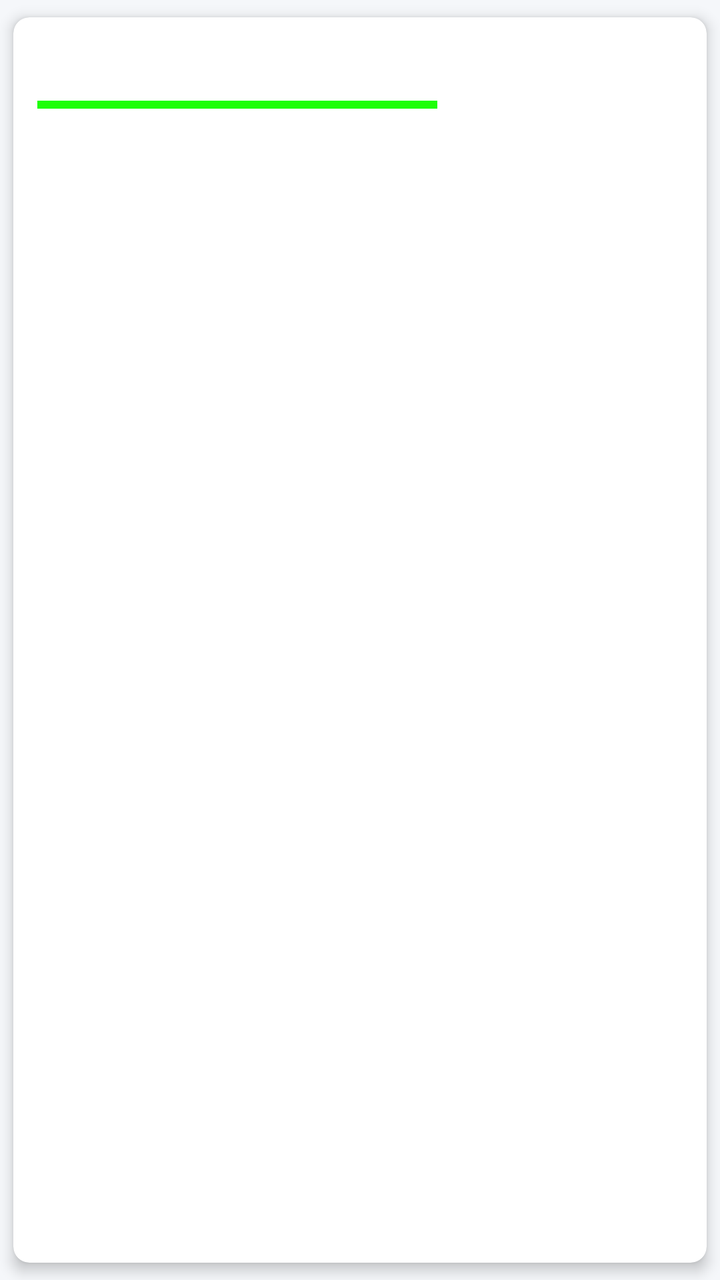
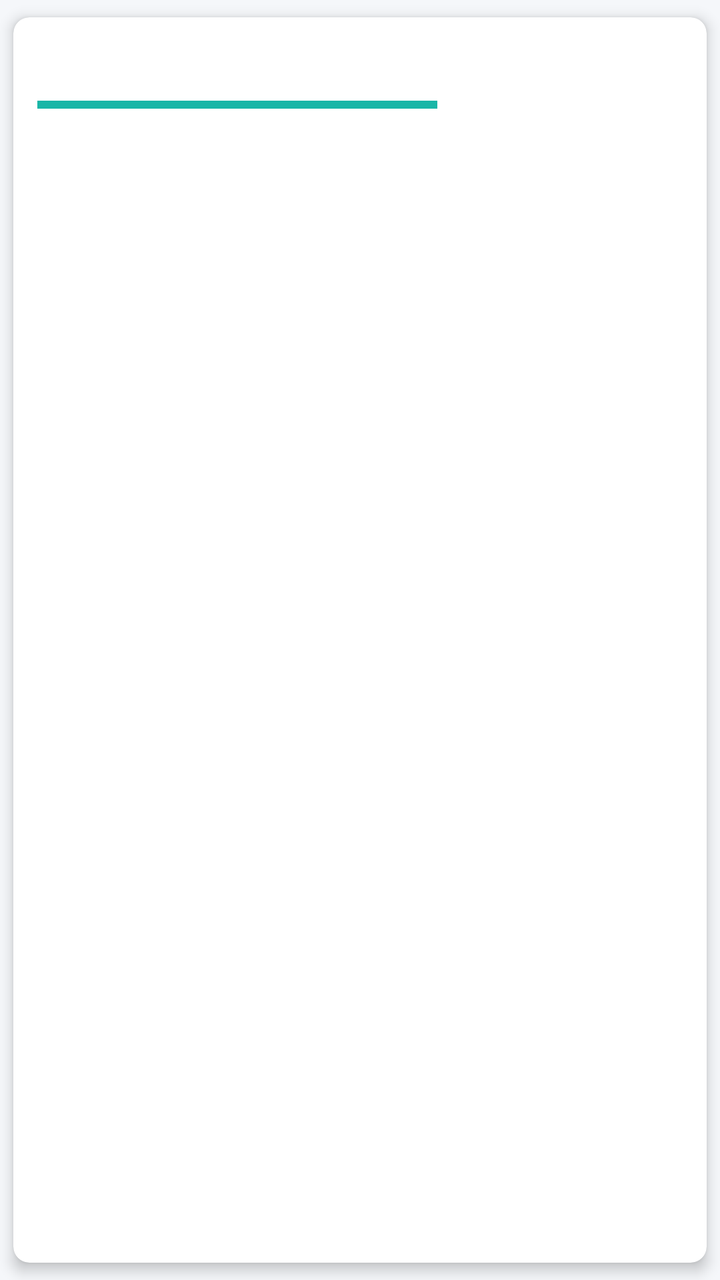

Before-and-after screenshots of an Android layout around one commit, followed by the original layout XML and the change that was made.
<!-- AndroidManifest.xml: application theme Theme.RoutePulse -->
<!-- res/layout/custom_toast.xml -->
<?xml version="1.0" encoding="utf-8"?>
<androidx.cardview.widget.CardView xmlns:android="http://schemas.android.com/apk/res/android"
    xmlns:card_view="http://schemas.android.com/apk/res-auto"
    android:layout_width="wrap_content"
    android:layout_height="wrap_content"
    card_view:cardBackgroundColor="#FFFFFF"
    card_view:cardCornerRadius="8dp"
    card_view:cardElevation="4dp"
    card_view:cardUseCompatPadding="true">

    <LinearLayout
        android:layout_width="wrap_content"
        android:layout_height="wrap_content"
        android:orientation="vertical"
        android:padding="12dp">

        <TextView
            android:id="@+id/toast_text"
            android:layout_width="wrap_content"
            android:layout_height="wrap_content"
            android:fontFamily="sans-serif-medium"
            android:textColor="#000000"
            android:textSize="16sp" />

        <FrameLayout
            android:layout_width="200dp"
            android:layout_height="4dp"
            android:layout_marginTop="8dp"
            android:background="@color/md_theme_light_surface">

            <View
                android:id="@+id/progress_line"
                android:layout_width="200dp"
                android:layout_height="4dp"
                android:background="#1EFF08"
                android:visibility="visible" />

        </FrameLayout>
    </LinearLayout>
</androidx.cardview.widget.CardView>
<!-- resources referenced by this layout -->
<resources>
  <color name="md_theme_light_surface">@color/white</color>
  <color name="white">#FFFFFFFF</color>
  <color name="md_theme_light_primary">@color/rp_navy</color>
  <color name="md_theme_light_onPrimary">@color/white</color>
  <color name="md_theme_light_primaryContainer">#D7E8F1</color>
  <color name="md_theme_light_onPrimaryContainer">#0A1E29</color>
  <color name="md_theme_light_secondary">@color/rp_teal</color>
  <color name="md_theme_light_onSecondary">@color/white</color>
  <color name="md_theme_light_secondaryContainer">#CFF3EE</color>
  <color name="md_theme_light_onSecondaryContainer">#083B36</color>
  <color name="md_theme_light_tertiary">@color/rp_amber</color>
  <color name="md_theme_light_onTertiary">#3D2A00</color>
  <color name="md_theme_light_tertiaryContainer">#FFE0B2</color>
  <color name="md_theme_light_onTertiaryContainer">#3A2500</color>
  <color name="md_theme_light_error">@color/rp_error</color>
  <color name="md_theme_light_onError">@color/white</color>
  <color name="md_theme_light_errorContainer">#FEE2E2</color>
  <color name="md_theme_light_onErrorContainer">#5F0F0F</color>
  <color name="md_theme_light_background">@color/rp_surface</color>
  <color name="md_theme_light_onBackground">@color/rp_on_surface</color>
  <color name="md_theme_light_onSurface">@color/rp_on_surface</color>
  <color name="md_theme_light_surfaceVariant">@color/rp_surface_alt</color>
  <color name="md_theme_light_onSurfaceVariant">#334155</color>
  <color name="md_theme_light_outline">@color/rp_outline</color>
  <color name="rp_navy">#0F2D3D</color>
  <color name="rp_teal">#19B6A7</color>
  <color name="rp_amber">#F59E0B</color>
  <color name="rp_error">#EF4444</color>
  <color name="rp_surface">#F5F7FA</color>
  <color name="rp_on_surface">#0B1B24</color>
  <color name="rp_surface_alt">#ECF2F6</color>
  <color name="rp_outline">#D0D7DE</color>
  <!-- unchanged entries left out for length: 1 -->
</resources>

<!-- the commit's change to res/layout/custom_toast.xml (unified diff, before → after) -->
@@ -3,7 +3,7 @@
     xmlns:card_view="http://schemas.android.com/apk/res-auto"
     android:layout_width="wrap_content"
     android:layout_height="wrap_content"
-    card_view:cardBackgroundColor="#FFFFFF"
+    card_view:cardBackgroundColor="?attr/colorSurface"
     card_view:cardCornerRadius="8dp"
     card_view:cardElevation="4dp"
     card_view:cardUseCompatPadding="true">
@@ -19,20 +19,20 @@
             android:layout_width="wrap_content"
             android:layout_height="wrap_content"
             android:fontFamily="sans-serif-medium"
-            android:textColor="#000000"
+            android:textColor="?attr/colorOnSurface"
             android:textSize="16sp" />
 
         <FrameLayout
             android:layout_width="200dp"
             android:layout_height="4dp"
             android:layout_marginTop="8dp"
-            android:background="@color/md_theme_light_surface">
+            android:background="?attr/colorSurface">
 
             <View
                 android:id="@+id/progress_line"
                 android:layout_width="200dp"
                 android:layout_height="4dp"
-                android:background="#1EFF08"
+                android:background="?attr/colorSecondary"
                 android:visibility="visible" />
 
         </FrameLayout>
